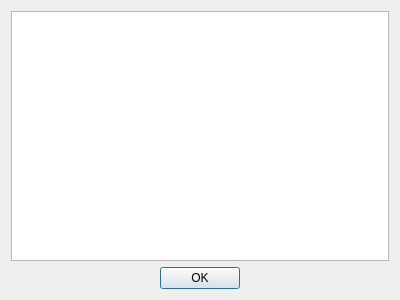
This is UI/modal-info.ui in ehnaaaaaa/simuphysics as Qt 5 draws it before an edit. The edited form follows.
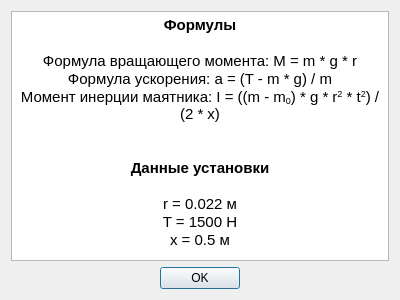
This is the edited form.

Patch:
```diff
--- a/UI/modal-info.ui
+++ b/UI/modal-info.ui
@@ -15,7 +15,26 @@
   </property>
   <layout class="QVBoxLayout" name="verticalLayout">
    <item>
-    <widget class="QTextBrowser" name="textBrowser"/>
+    <widget class="QTextBrowser" name="textBrowser">
+     <property name="html">
+      <string>&lt;!DOCTYPE HTML PUBLIC &quot;-//W3C//DTD HTML 4.0//EN&quot; &quot;http://www.w3.org/TR/REC-html40/strict.dtd&quot;&gt;
+&lt;html&gt;&lt;head&gt;&lt;meta name=&quot;qrichtext&quot; content=&quot;1&quot; /&gt;&lt;style type=&quot;text/css&quot;&gt;
+p, li { white-space: pre-wrap; }
+&lt;/style&gt;&lt;/head&gt;&lt;body style=&quot; font-family:'Ubuntu'; font-size:11pt; font-weight:400; font-style:normal;&quot;&gt;
+&lt;p align=&quot;center&quot; style=&quot; margin-top:0px; margin-bottom:0px; margin-left:0px; margin-right:0px; -qt-block-indent:0; text-indent:0px;&quot;&gt;&lt;span style=&quot; font-weight:600;&quot;&gt;Формулы&lt;/span&gt;&lt;/p&gt;
+&lt;p align=&quot;center&quot; style=&quot;-qt-paragraph-type:empty; margin-top:0px; margin-bottom:0px; margin-left:0px; margin-right:0px; -qt-block-indent:0; text-indent:0px; font-weight:600;&quot;&gt;&lt;br /&gt;&lt;/p&gt;
+&lt;p align=&quot;center&quot; style=&quot; margin-top:0px; margin-bottom:0px; margin-left:0px; margin-right:0px; -qt-block-indent:0; text-indent:0px;&quot;&gt;Формула вращающего момента: M = m * g * r&lt;/p&gt;
+&lt;p align=&quot;center&quot; style=&quot; margin-top:0px; margin-bottom:0px; margin-left:0px; margin-right:0px; -qt-block-indent:0; text-indent:0px;&quot;&gt;Формула ускорения: a = (T - m * g) / m&lt;/p&gt;
+&lt;p align=&quot;center&quot; style=&quot; margin-top:0px; margin-bottom:0px; margin-left:0px; margin-right:0px; -qt-block-indent:0; text-indent:0px;&quot;&gt;Момент инерции маятника: I = ((m - m&lt;span style=&quot; vertical-align:sub;&quot;&gt;0&lt;/span&gt;) * g * r&lt;span style=&quot; vertical-align:super;&quot;&gt;2&lt;/span&gt; * t&lt;span style=&quot; vertical-align:super;&quot;&gt;2&lt;/span&gt;) / (2 * x)&lt;/p&gt;
+&lt;p align=&quot;center&quot; style=&quot;-qt-paragraph-type:empty; margin-top:0px; margin-bottom:0px; margin-left:0px; margin-right:0px; -qt-block-indent:0; text-indent:0px;&quot;&gt;&lt;br /&gt;&lt;/p&gt;
+&lt;p align=&quot;center&quot; style=&quot;-qt-paragraph-type:empty; margin-top:0px; margin-bottom:0px; margin-left:0px; margin-right:0px; -qt-block-indent:0; text-indent:0px;&quot;&gt;&lt;br /&gt;&lt;/p&gt;
+&lt;p align=&quot;center&quot; style=&quot; margin-top:0px; margin-bottom:0px; margin-left:0px; margin-right:0px; -qt-block-indent:0; text-indent:0px;&quot;&gt;&lt;span style=&quot; font-weight:600;&quot;&gt;Данные установки&lt;/span&gt;&lt;/p&gt;
+&lt;p align=&quot;center&quot; style=&quot;-qt-paragraph-type:empty; margin-top:0px; margin-bottom:0px; margin-left:0px; margin-right:0px; -qt-block-indent:0; text-indent:0px; font-weight:600;&quot;&gt;&lt;br /&gt;&lt;/p&gt;
+&lt;p align=&quot;center&quot; style=&quot; margin-top:0px; margin-bottom:0px; margin-left:0px; margin-right:0px; -qt-block-indent:0; text-indent:0px;&quot;&gt;r = 0.022 м&lt;/p&gt;
+&lt;p align=&quot;center&quot; style=&quot; margin-top:0px; margin-bottom:0px; margin-left:0px; margin-right:0px; -qt-block-indent:0; text-indent:0px;&quot;&gt;T = 1500 H&lt;/p&gt;
+&lt;p align=&quot;center&quot; style=&quot; margin-top:0px; margin-bottom:0px; margin-left:0px; margin-right:0px; -qt-block-indent:0; text-indent:0px;&quot;&gt;x = 0.5 м&lt;/p&gt;&lt;/body&gt;&lt;/html&gt;</string>
+     </property>
+    </widget>
    </item>
    <item>
     <widget class="QDialogButtonBox" name="buttonBox">
```
